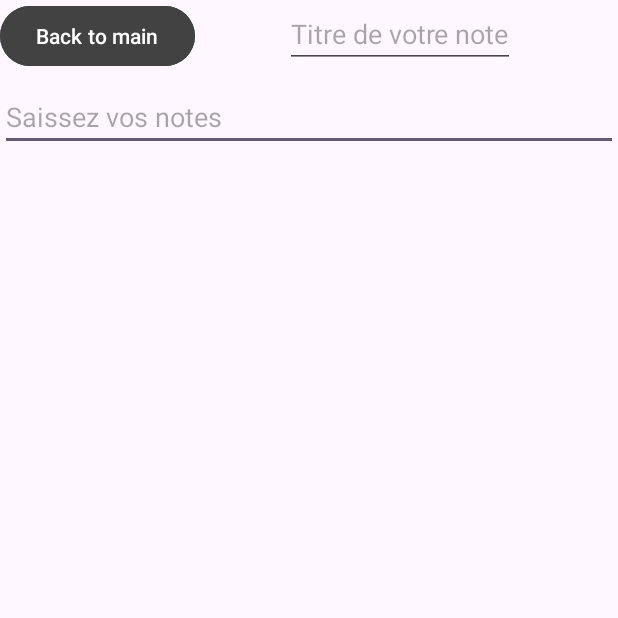
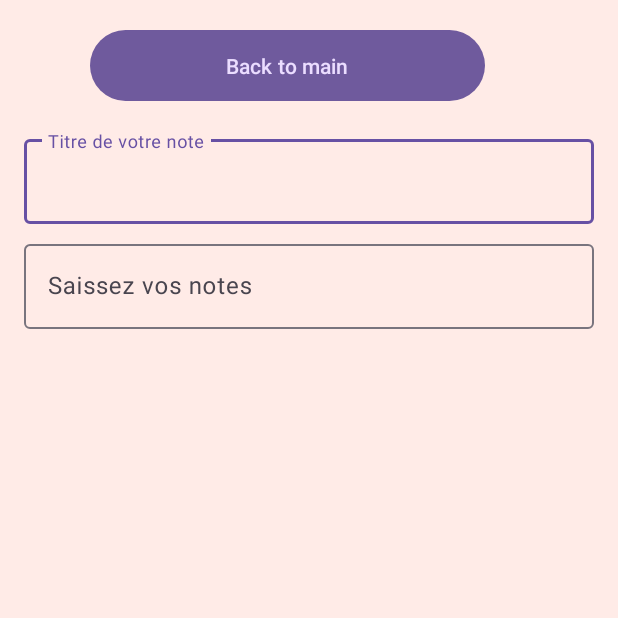
Before and after one commit to chakibSA2/ProjetDevMobile, an Android app: the screen it shows after launch (NoteModificationActivity), after a tap on an icon or button, on a phone screen of 412 x 824 dp, the top half of it. Run offline under Robolectric (Android 15) with nearby library versions, the phone set to English and light mode, and no system bars.

Commit message:
frontend improvment

```diff
--- a/app/build.gradle.kts
+++ b/app/build.gradle.kts
@@ -41,6 +41,7 @@ dependencies {
     implementation("androidx.appcompat:appcompat:1.6.1")
     implementation("com.google.android.material:material:1.11.0")
     implementation("androidx.constraintlayout:constraintlayout:2.1.4")
+    implementation("com.google.code.gson:gson:2.10.1")
     testImplementation("junit:junit:4.13.2")
     androidTestImplementation("androidx.test.ext:junit:1.1.5")
     androidTestImplementation("androidx.test.espresso:espresso-core:3.5.1")
--- a/app/src/main/AndroidManifest.xml
+++ b/app/src/main/AndroidManifest.xml
@@ -6,9 +6,9 @@
         android:allowBackup="true"
         android:dataExtractionRules="@xml/data_extraction_rules"
         android:fullBackupContent="@xml/backup_rules"
-        android:icon="@mipmap/ic_launcher"
+        android:icon="@mipmap/img"
         android:label="@string/app_name"
-        android:roundIcon="@mipmap/ic_launcher_round"
+        android:roundIcon="@mipmap/img"
         android:supportsRtl="true"
         android:theme="@style/Theme.ControleDeLannéePassé"
         tools:targetApi="31">
--- a/app/src/main/java/com/example/controledelannepass/MainActivity.kt
+++ b/app/src/main/java/com/example/controledelannepass/MainActivity.kt
@@ -1,13 +1,11 @@
 package com.example.controledelannepass
 
-import android.content.ContentValues.TAG
 import android.content.Intent
+import android.os.Bundle
 import androidx.appcompat.app.AppCompatActivity
-import android.os.Bundle
-import android.util.Log
+import androidx.appcompat.widget.Toolbar
 import androidx.recyclerview.widget.LinearLayoutManager
 import androidx.recyclerview.widget.RecyclerView
-import androidx.recyclerview.widget.RecyclerView.Recycler
 import com.google.android.material.floatingactionbutton.FloatingActionButton
 
 class MainActivity : AppCompatActivity() {
@@ -15,6 +13,7 @@ class MainActivity : AppCompatActivity() {
     private val Notes = mutableListOf<Note>()
     //On instancie l'adapter en tant que variable de l'activité pour l'utiliser dans les fonctions
     private lateinit var adapter: NoteAdapter
+
 
     override fun onCreate(savedInstanceState: Bundle?) {
         super.onCreate(savedInstanceState)
@@ -24,41 +23,37 @@ class MainActivity : AppCompatActivity() {
         val buttonAdd = findViewById<FloatingActionButton>(R.id.floatingActionButtonAddNote)
         val recycler = findViewById<RecyclerView>(R.id.recyclerMainActivity)
 
-        adapter = NoteAdapter(Notes) { position ->
+        //initialisation de l'adapter, on lui donne cet activité comme context
+        adapter = NoteAdapter(Notes, this) { position ->
             deleteNote(position)
         }
 
         recycler.adapter = adapter
         recycler.layoutManager = LinearLayoutManager(this)
 
-
         buttonAdd.setOnClickListener {
             //On affiche la consultation/modification de cette note
             val intent = Intent(this, NoteModificationActivity::class.java)
-
             startActivity(intent)
-            val id = intent.getStringExtra("ID")
-            val text = intent.getStringExtra("TEXT")
-
-            Log.d(TAG, "ID trace :" + id)
-
-            if (id != null && text != null) {
-                //On créer une note pour pour pouvoir l'ajouter à la liste de notes
-                var note = Note(id, text)
-                addNote(note)
-            }
-
         }
 
+        val toolbar: Toolbar = findViewById(R.id.toolbar)
+        setSupportActionBar(toolbar)
+        supportActionBar?.title = "Mes notes"
     }
 
     private fun deleteNote (position : Int) {
         Notes.removeAt(position)
+        //On appel une fonction du Manager qui va supprimer la Note du cache
+        PreferenceManager.saveAfterRemove(this, position)
         adapter.notifyItemRemoved(position)
     }
 
-    private fun addNote(note: Note) {
-        Notes.add(note)
-        adapter.notifyDataSetChanged()//(Notes.size - 1)
+    override fun onResume() {
+        super.onResume()
+        Notes.clear()
+        //On récupère la liste des notes dans le cache grâce à une méthode centralisé du manager
+        Notes.addAll(PreferenceManager.retrieve(this))
+        adapter.notifyDataSetChanged()
     }
 }
--- a/app/src/main/res/layout/note_modification_layout.xml
+++ b/app/src/main/res/layout/note_modification_layout.xml
@@ -1,35 +1,55 @@
 <?xml version="1.0" encoding="utf-8"?>
 <androidx.constraintlayout.widget.ConstraintLayout xmlns:android="http://schemas.android.com/apk/res/android"
+    xmlns:app="http://schemas.android.com/apk/res-auto"
     xmlns:tools="http://schemas.android.com/tools"
     android:layout_width="match_parent"
     android:layout_height="match_parent"
-    xmlns:app="http://schemas.android.com/apk/res-auto">
+    android:padding="16dp">
 
-    <com.google.android.material.textfield.TextInputEditText
-        android:id="@+id/champNoteText"
+    <com.google.android.material.textfield.TextInputLayout
+        android:id="@+id/noteTitleContainer"
+        android:layout_width="0dp"
+        android:layout_height="wrap_content"
+        android:layout_marginTop="16dp"
+        app:layout_constraintEnd_toEndOf="parent"
+        app:layout_constraintStart_toStartOf="parent"
+        app:layout_constraintTop_toBottomOf="@id/backToMainButton">
+
+        <com.google.android.material.textfield.TextInputEditText
+            android:id="@+id/champNoteTitre"
+            android:layout_width="match_parent"
+            android:layout_height="wrap_content"
+            android:hint="Titre de votre note" />
+
+    </com.google.android.material.textfield.TextInputLayout>
+
+    <com.google.android.material.textfield.TextInputLayout
+        android:id="@+id/noteTextContainer"
         android:layout_width="match_parent"
         android:layout_height="wrap_content"
-        android:layout_marginTop="10dp"
-        android:hint="Saissez vos notes"
+        android:layout_marginTop="8dp"
         app:layout_constraintEnd_toEndOf="parent"
-        app:layout_constraintTop_toBottomOf="@+id/champNoteTitre" />
+        app:layout_constraintStart_toStartOf="parent"
+        app:layout_constraintTop_toBottomOf="@id/noteTitleContainer">
 
-    <com.google.android.material.textfield.TextInputEditText
-        android:id="@+id/champNoteTitre"
-        android:layout_width="wrap_content"
-        android:layout_height="wrap_content"
-        android:layout_marginStart="60dp"
-        android:hint="Titre de votre note"
-        app:layout_constraintStart_toEndOf="@+id/backToMainButton"
-        app:layout_constraintTop_toTopOf="parent" />
+        <com.google.android.material.textfield.TextInputEditText
+            android:id="@+id/champNoteText"
+            android:layout_width="match_parent"
+            android:layout_height="wrap_content"
+            android:hint="Saissez vos notes" />
 
-    <Button
+    </com.google.android.material.textfield.TextInputLayout>
+
+    <com.google.android.material.button.MaterialButton
         android:id="@+id/backToMainButton"
-        android:layout_width="wrap_content"
-        android:layout_height="wrap_content"
+        android:layout_width="263dp"
+        android:layout_height="55dp"
+        android:layout_marginStart="44dp"
         android:text="Back to main"
-        android:backgroundTint="@color/cardview_dark_background"
+        android:textColor="@color/light_purple"
+        app:backgroundTint="@color/purple"
+        app:layout_constraintStart_toStartOf="parent"
         app:layout_constraintTop_toTopOf="parent"
-        app:layout_constraintStart_toStartOf="parent"/>
+        />
 
 </androidx.constraintlayout.widget.ConstraintLayout>
--- a/app/src/main/res/values-night/themes.xml
+++ b/app/src/main/res/values-night/themes.xml
@@ -1,7 +1,6 @@
 <resources xmlns:tools="http://schemas.android.com/tools">
     <!-- Base application theme. -->
     <style name="Base.Theme.ControleDeLannéePassé" parent="Theme.Material3.DayNight.NoActionBar">
-        <!-- Customize your dark theme here. -->
-        <!-- <item name="colorPrimary">@color/my_dark_primary</item> -->
+        <item name="android:windowBackground">@color/beige</item>
     </style>
 </resources>
--- a/app/src/main/res/values/colors.xml
+++ b/app/src/main/res/values/colors.xml
@@ -2,4 +2,12 @@
 <resources>
     <color name="black">#FF000000</color>
     <color name="white">#FFFFFFFF</color>
+    <color name="gris_nardo">#808080</color>
+    <color name="gris_clair">#D3D3D3</color>
+    <color name="grey">#808080</color>
+    <color name="beige">#FFEBE7</color>
+    <color name="light_purple">#EBDDFF</color>
+    <color name="purple">#6F5A9D</color>
+
+
 </resources>
--- a/app/src/main/res/values/strings.xml
+++ b/app/src/main/res/values/strings.xml
@@ -1,3 +1,4 @@
 <resources>
-    <string name="app_name">Controle de  l\'année passé</string>
+    <string name="app_name">Mes notes</string>
+    <string name="created_on">Created: %s</string>
 </resources>
--- a/app/src/main/res/values/themes.xml
+++ b/app/src/main/res/values/themes.xml
@@ -1,9 +1,11 @@
 <resources xmlns:tools="http://schemas.android.com/tools">
     <!-- Base application theme. -->
+
     <style name="Base.Theme.ControleDeLannéePassé" parent="Theme.Material3.DayNight.NoActionBar">
-        <!-- Customize your light theme here. -->
-        <!-- <item name="colorPrimary">@color/my_light_primary</item> -->
+        <item name="android:windowBackground">@color/beige</item>
     </style>
 
     <style name="Theme.ControleDeLannéePassé" parent="Base.Theme.ControleDeLannéePassé" />
+
+
 </resources>
```
Also changed, not shown: app/src/main/java/com/example/controledelannepass/Note.kt (+4 -15 lines), app/src/main/java/com/example/controledelannepass/NoteAdapter.kt (+34 -5 lines), app/src/main/java/com/example/controledelannepass/NoteModificationActivity.kt (+31 -10 lines), app/src/main/java/com/example/controledelannepass/PreferenceManager.kt (added, +51 -0 lines), app/src/main/res/drawable/button_square.xml (added, +10 -0 lines), app/src/main/res/layout/activity_main.xml (+14 -11 lines), app/src/main/res/layout/note_name_layout.xml (+38 -10 lines), app/src/main/res/mipmap-mdpi/img.png (added).
